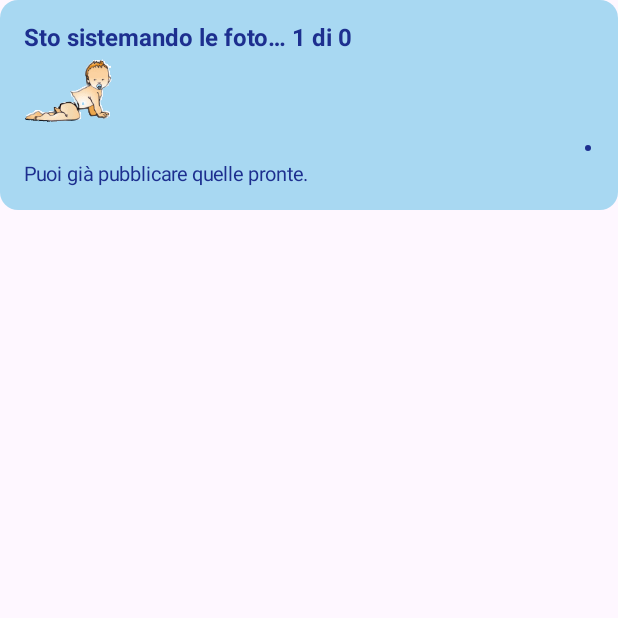
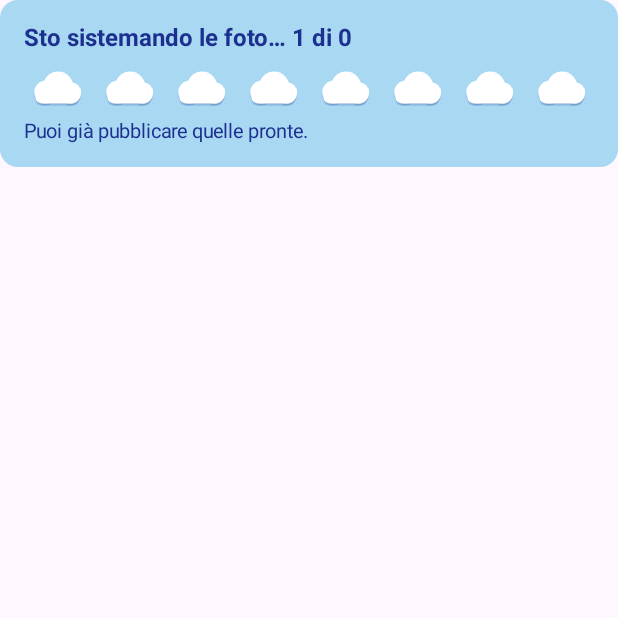
Before and after one commit to francescopaoli98/dabimbo-aggiornamenti, an Android app built with Jetpack Compose: the composable Avanzamento called with empty values, on a phone screen of 412 x 824 dp, the top half of it. Run offline under Robolectric (Android 15) with nearby library versions, the phone set to English and light mode, and no system bars.

Commit message:
Versione 1.5: barra a nuvolette, niente bimbo che gattona, suoni più piano
- NuvoleAvanzamento: nuvole bianche che si riempiono di colore (rosa → azzurro) con 'boing'
- Tolto il bimbo animato (benvenuto e avanzamento)
- Suoni più piano; tasti del volume nell'app = contenuti multimediali

Co-Authored-By: Claude Opus 5.5 <noreply@anthropic.com>
Claude-Session: https://claude.ai/code/session_01F6SpT9hLe3vxvj8HJNgWar

```diff
--- a/app-negozio/app/build.gradle.kts
+++ b/app-negozio/app/build.gradle.kts
@@ -12,8 +12,8 @@ android {
         applicationId = "it.francesco.fotonegozio"
         minSdk = 26
         targetSdk = 35
-        versionCode = 39
-        versionName = "1.4"
+        versionCode = 40
+        versionName = "1.5"
 
         // Solo processori a 64 bit (tutti i OnePlus recenti): APK molto più leggero
         ndk { abiFilters += "arm64-v8a" }
--- a/app-negozio/app/src/main/java/it/francesco/fotonegozio/Effetti.kt
+++ b/app-negozio/app/src/main/java/it/francesco/fotonegozio/Effetti.kt
@@ -2,7 +2,6 @@ package it.francesco.fotonegozio
 
 import androidx.compose.animation.core.*
 import androidx.compose.foundation.Canvas
-import androidx.compose.foundation.Image
 import androidx.compose.foundation.interaction.MutableInteractionSource
 import androidx.compose.foundation.interaction.collectIsPressedAsState
 import androidx.compose.foundation.layout.*
@@ -13,10 +12,11 @@ import androidx.compose.ui.geometry.Offset
 import androidx.compose.ui.geometry.Size
 import androidx.compose.ui.graphics.Brush
 import androidx.compose.ui.graphics.Color
+import androidx.compose.ui.graphics.drawscope.clipRect
 import androidx.compose.ui.graphics.drawscope.rotate
+import androidx.compose.ui.graphics.lerp
 import androidx.compose.ui.graphics.graphicsLayer
 import androidx.compose.ui.platform.LocalDensity
-import androidx.compose.ui.res.painterResource
 import androidx.compose.ui.unit.Dp
 import androidx.compose.ui.unit.dp
 import kotlin.math.sin
@@ -108,20 +108,41 @@ fun Luccichio(modifier: Modifier = Modifier) {
     }
 }
 
-/** Il bimbo del logo che gattona: [verso] 1 = verso destra, -1 = verso sinistra. Dondola un po' mentre "cammina". */
+/**
+ * Barra di caricamento a nuvolette: una fila di nuvole bianche che si riempiono di colore
+ * da sinistra (dal rosa all'azzurro, come le lettere del logo). Ogni nuvola piena fa "boing".
+ */
 @Composable
-fun BimboCheGattona(altezza: Dp, verso: Int, modifier: Modifier = Modifier) {
-    val passo by rememberInfiniteTransition(label = "passo").animateFloat(
-        0f, (2 * Math.PI).toFloat(), infiniteRepeatable(tween(700, easing = LinearEasing)), label = "p",
+fun NuvoleAvanzamento(avanzamento: Float, modifier: Modifier = Modifier, quante: Int = 8) {
+    Row(modifier.fillMaxWidth(), horizontalArrangement = Arrangement.spacedBy(4.dp)) {
+        repeat(quante) { i ->
+            val pieno = (avanzamento * quante - i).coerceIn(0f, 1f)
+            val colore = lerp(Rosa, Azzurro, i / (quante - 1f).coerceAtLeast(1f))
+            Nuvoletta(pieno, colore, Modifier.weight(1f))
+        }
+    }
+}
+
+@Composable
+private fun Nuvoletta(pieno: Float, colore: Color, modifier: Modifier) {
+    val scala by animateFloatAsState(
+        if (pieno >= 1f) 1f else 0.86f,
+        spring(dampingRatio = 0.35f, stiffness = Spring.StiffnessLow),
+        label = "boing",
     )
-    Image(
-        painterResource(R.drawable.bimbo), null,
-        modifier.height(altezza).graphicsLayer {
-            scaleX = if (verso > 0) -1f else 1f    // nel logo guarda a sinistra
-            translationY = sin(passo) * 2.dp.toPx()
-            rotationZ = sin(passo) * 2.5f
-        },
-    )
+    Canvas(modifier.aspectRatio(1.5f).graphicsLayer { scaleX = scala; scaleY = scala }) {
+        val w = size.width; val h = size.height
+        // una nuvola = 3 cerchi + base arrotondata
+        fun nuvola(colore: Color, dy: Float = 0f) {
+            drawCircle(colore, h * 0.30f, Offset(w * 0.30f, h * 0.58f + dy))
+            drawCircle(colore, h * 0.40f, Offset(w * 0.52f, h * 0.44f + dy))
+            drawCircle(colore, h * 0.28f, Offset(w * 0.74f, h * 0.60f + dy))
+            drawRoundRect(colore, Offset(w * 0.12f, h * 0.55f + dy), Size(w * 0.76f, h * 0.33f), CornerRadius(h * 0.16f, h * 0.16f))
+        }
+        nuvola(BluNotte.copy(alpha = 0.18f), dy = h * 0.06f)   // ombra morbida
+        nuvola(Color.White)
+        if (pieno > 0f) clipRect(right = w * (0.1f + 0.8f * pieno)) { nuvola(colore) }
+    }
 }
 
 /** Coriandoli rosa, azzurri e blu che cadono su tutto lo schermo (quando sono tutte pubblicate). */
--- a/app-negozio/app/src/main/java/it/francesco/fotonegozio/MainActivity.kt
+++ b/app-negozio/app/src/main/java/it/francesco/fotonegozio/MainActivity.kt
@@ -81,6 +81,8 @@ class MainActivity : ComponentActivity() {
 
     override fun onCreate(savedInstanceState: Bundle?) {
         super.onCreate(savedInstanceState)
+        // I tasti del volume, dentro l'app, regolano i contenuti multimediali (quelli dei suoni dell'app)
+        volumeControlStream = android.media.AudioManager.STREAM_MUSIC
         // App sempre chiara: icone di sistema (ora, batteria) sempre scure, anche col telefono in modalità scura
         enableEdgeToEdge(
             statusBarStyle = SystemBarStyle.light(android.graphics.Color.TRANSPARENT, android.graphics.Color.TRANSPARENT),
@@ -330,17 +332,6 @@ private fun BarraPubblica(vm: FotoViewModel, pubblica: () -> Unit) {
 private fun Benvenuto() {
     Surface(color = Color.White, shape = MaterialTheme.shapes.large, shadowElevation = 4.dp, modifier = Modifier.entrata()) {
         Column(Modifier.fillMaxWidth().padding(22.dp), horizontalAlignment = Alignment.CenterHorizontally) {
-            // Il bimbo del logo gattona avanti e indietro
-            val t by rememberInfiniteTransition(label = "gattona").animateFloat(
-                0f, 2f, infiniteRepeatable(tween(9000, easing = LinearEasing)), label = "t",
-            )
-            BoxWithConstraints(Modifier.fillMaxWidth().height(70.dp)) {
-                val pos = if (t < 1f) t else 2f - t
-                BimboCheGattona(
-                    60.dp, verso = if (t < 1f) 1 else -1,
-                    modifier = Modifier.offset(x = (maxWidth - 90.dp) * pos),
-                )
-            }
             Text("Ciao! 👋", fontSize = 24.sp, fontWeight = FontWeight.Bold, color = BluNotte)
             Text(
                 "Tocca «Scegli foto» e seleziona le foto da pubblicare.\n\n" +
@@ -357,16 +348,9 @@ private fun Avanzamento(fatte: Int, tutte: Int) {
     Surface(color = Cielo, shape = MaterialTheme.shapes.medium) {
         Column(Modifier.fillMaxWidth().padding(16.dp)) {
             Text("Sto sistemando le foto… ${fatte + 1} di $tutte", fontWeight = FontWeight.Bold, color = BluNotte, fontSize = 16.sp)
-            // Il bimbo gattona lungo la barra, fino alla fine
+            // Nuvolette che si riempiono di colore man mano che le foto sono pronte
             val avanzamento by animateFloatAsState(fatte / tutte.toFloat(), tween(800), label = "avanzamento")
-            BoxWithConstraints(Modifier.fillMaxWidth().height(50.dp).padding(top = 8.dp)) {
-                BimboCheGattona(40.dp, verso = 1, modifier = Modifier.offset(x = (maxWidth - 60.dp) * avanzamento))
-            }
-            LinearProgressIndicator(
-                progress = { avanzamento },
-                modifier = Modifier.fillMaxWidth().padding(top = 10.dp).height(8.dp).clip(RoundedCornerShape(4.dp)),
-                color = BluNotte, trackColor = Color.White,
-            )
+            NuvoleAvanzamento(avanzamento, Modifier.padding(top = 10.dp))
             Text("Puoi già pubblicare quelle pronte.", fontSize = 13.sp, color = BluNotte, modifier = Modifier.padding(top = 6.dp))
         }
     }
--- a/app-negozio/app/src/main/java/it/francesco/fotonegozio/Suoni.kt
+++ b/app-negozio/app/src/main/java/it/francesco/fotonegozio/Suoni.kt
@@ -34,6 +34,6 @@ class Suoni(context: Context) {
     fun tuttePubblicate() = suona(festa)
 
     private fun suona(id: Int) {
-        if (attivi && id in caricati) pool.play(id, 0.9f, 0.9f, 1, 0, 1f)
+        if (attivi && id in caricati) pool.play(id, 0.35f, 0.35f, 1, 0, 1f)   // piano: suoni leggeri
     }
 }
```
Also changed, not shown: app-negozio/app/src/main/res/drawable-nodpi/bimbo.png (deleted).
